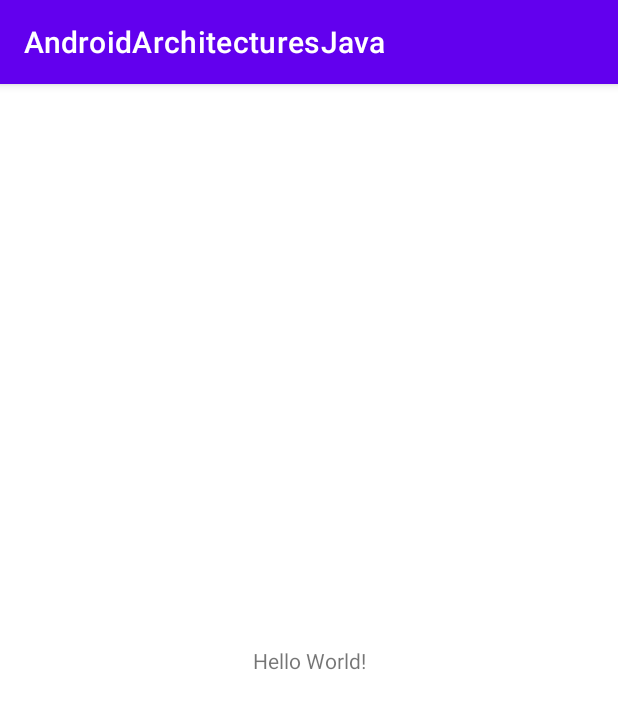
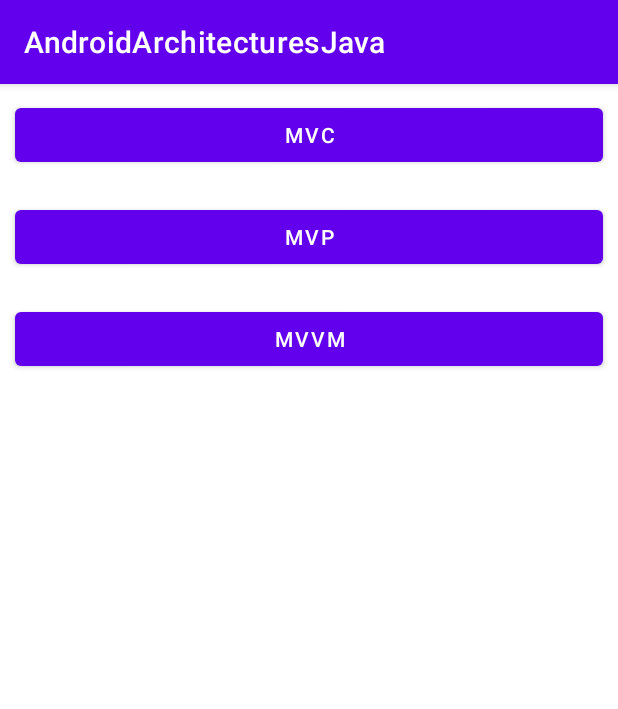
Before and after one commit to Aleangelozi/AndroidArchitecturesJava, an Android app: the screen it shows after launch (MainActivity), on a phone screen of 412 x 824 dp. Shown: the top 709 px of the screen. Run offline under Robolectric (Android 15) with nearby library versions, the phone set to English and light mode, and no system bars.

Commit message:
Customization of the activity_main.xml

```diff
--- a/app/src/main/java/com/aleangelozi/androidarchitecturesjava/MainActivity.java
+++ b/app/src/main/java/com/aleangelozi/androidarchitecturesjava/MainActivity.java
@@ -1,8 +1,13 @@
 package com.aleangelozi.androidarchitecturesjava;
 
 import android.os.Bundle;
+import android.view.View;
 
 import androidx.appcompat.app.AppCompatActivity;
+
+import com.aleangelozi.androidarchitecturesjava.mvc.MVCActivity;
+import com.aleangelozi.androidarchitecturesjava.mvp.MVPActivity;
+import com.aleangelozi.androidarchitecturesjava.mvvm.MVVMActivity;
 
 public class MainActivity extends AppCompatActivity {
 
@@ -11,4 +16,10 @@ public class MainActivity extends AppCompatActivity {
         super.onCreate(savedInstanceState);
         setContentView(R.layout.activity_main);
     }
+
+    public void onMVC(View view) {startActivity(MVCActivity.getIntent(this));}
+
+    public void onMVP(View view) {startActivity(MVPActivity.getIntent(this));}
+
+    public void onMVVM(View view) {startActivity(MVVMActivity.getIntent(this));}
 }
--- a/app/src/main/java/com/aleangelozi/androidarchitecturesjava/mvc/MVCActivity.java
+++ b/app/src/main/java/com/aleangelozi/androidarchitecturesjava/mvc/MVCActivity.java
@@ -1,5 +1,7 @@
 package com.aleangelozi.androidarchitecturesjava.mvc;
 
+import android.content.Context;
+import android.content.Intent;
 import android.os.Bundle;
 
 import androidx.appcompat.app.AppCompatActivity;
@@ -12,5 +14,10 @@ public class MVCActivity extends AppCompatActivity {
     protected void onCreate(Bundle savedInstanceState) {
         super.onCreate(savedInstanceState);
         setContentView(R.layout.activity_mvc);
+        setTitle("MVC Activity");
+    }
+
+    public static Intent getIntent(Context context) {
+        return new Intent(context, MVCActivity.class);
     }
 }
--- a/app/src/main/java/com/aleangelozi/androidarchitecturesjava/mvp/MVPActivity.java
+++ b/app/src/main/java/com/aleangelozi/androidarchitecturesjava/mvp/MVPActivity.java
@@ -1,5 +1,7 @@
 package com.aleangelozi.androidarchitecturesjava.mvp;
 
+import android.content.Context;
+import android.content.Intent;
 import android.os.Bundle;
 
 import androidx.appcompat.app.AppCompatActivity;
@@ -12,5 +14,10 @@ public class MVPActivity extends AppCompatActivity {
     protected void onCreate(Bundle savedInstanceState) {
         super.onCreate(savedInstanceState);
         setContentView(R.layout.activity_mvp);
+        setTitle("MVP Activity");
+    }
+
+    public static Intent getIntent(Context context) {
+        return new Intent(context, MVPActivity.class);
     }
 }
--- a/app/src/main/java/com/aleangelozi/androidarchitecturesjava/mvvm/MVVMActivity.java
+++ b/app/src/main/java/com/aleangelozi/androidarchitecturesjava/mvvm/MVVMActivity.java
@@ -1,5 +1,7 @@
 package com.aleangelozi.androidarchitecturesjava.mvvm;
 
+import android.content.Context;
+import android.content.Intent;
 import android.os.Bundle;
 
 import androidx.appcompat.app.AppCompatActivity;
@@ -12,5 +14,10 @@ public class MVVMActivity extends AppCompatActivity {
     protected void onCreate(Bundle savedInstanceState) {
         super.onCreate(savedInstanceState);
         setContentView(R.layout.activity_mvvm);
+        setTitle("MVVM Activity");
+    }
+
+    public static Intent getIntent(Context context) {
+        return new Intent(context, MVVMActivity.class);
     }
 }
--- a/app/src/main/res/layout/activity_main.xml
+++ b/app/src/main/res/layout/activity_main.xml
@@ -1,18 +1,33 @@
 <?xml version="1.0" encoding="utf-8"?>
-<androidx.constraintlayout.widget.ConstraintLayout xmlns:android="http://schemas.android.com/apk/res/android"
+<LinearLayout xmlns:android="http://schemas.android.com/apk/res/android"
     xmlns:app="http://schemas.android.com/apk/res-auto"
     xmlns:tools="http://schemas.android.com/tools"
     android:layout_width="match_parent"
     android:layout_height="match_parent"
+    android:orientation="vertical"
     tools:context=".MainActivity">
 
-    <TextView
-        android:layout_width="wrap_content"
+    <Button
+        android:id="@+id/buttonMVC"
+        android:layout_width="match_parent"
         android:layout_height="wrap_content"
-        android:text="Hello World!"
-        app:layout_constraintBottom_toBottomOf="parent"
-        app:layout_constraintLeft_toLeftOf="parent"
-        app:layout_constraintRight_toRightOf="parent"
-        app:layout_constraintTop_toTopOf="parent" />
+        android:layout_margin="10dp"
+        android:onClick="onMVC"
+        android:text="MVC"/>
 
-</androidx.constraintlayout.widget.ConstraintLayout>
+    <Button
+        android:id="@+id/buttonMVP"
+        android:layout_width="match_parent"
+        android:layout_height="wrap_content"
+        android:layout_margin="10dp"
+        android:onClick="onMVP"
+        android:text="MVP"/>
+
+    <Button
+        android:id="@+id/buttonMVVM"
+        android:layout_width="match_parent"
+        android:layout_height="wrap_content"
+        android:layout_margin="10dp"
+        android:onClick="onMVVM"
+        android:text="MVVM"/>
+</LinearLayout>
```
